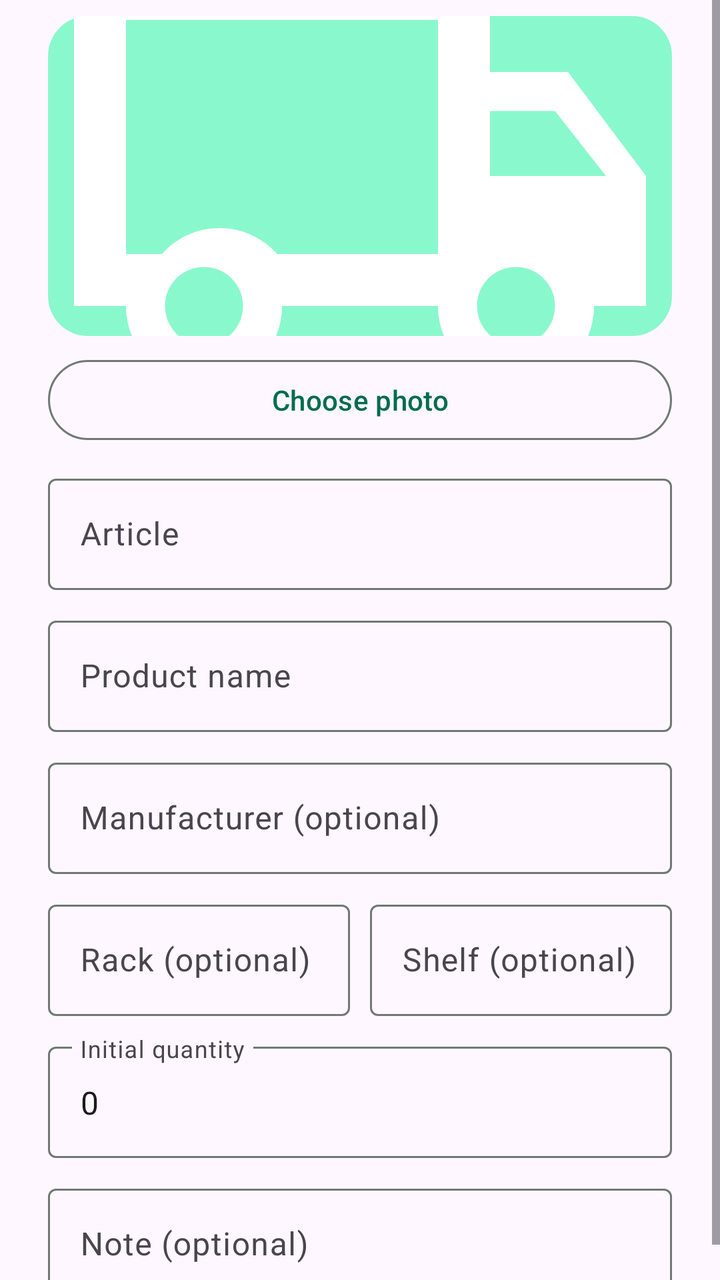
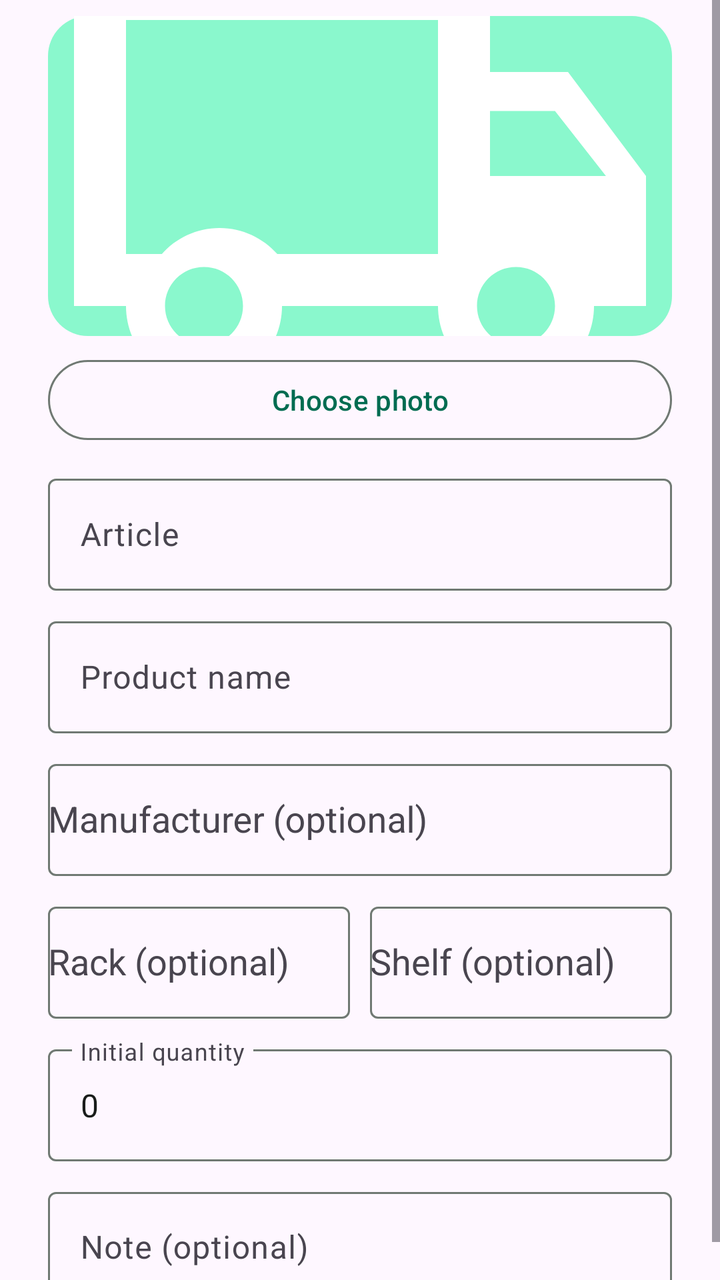

The first picture is an Android layout as it rendered before a commit; the second is the same layout after the commit. The layout source and the unified diff follow.
<!-- AndroidManifest.xml: application theme Theme.StockKeeper -->
<!-- res/layout/dialog_add_product.xml -->
<?xml version="1.0" encoding="utf-8"?>
<ScrollView xmlns:android="http://schemas.android.com/apk/res/android" xmlns:app="http://schemas.android.com/apk/res-auto" android:layout_width="match_parent" android:layout_height="wrap_content">
    <LinearLayout android:layout_width="match_parent" android:layout_height="wrap_content" android:orientation="vertical" android:paddingStart="24dp" android:paddingEnd="24dp" android:paddingTop="8dp" android:paddingBottom="8dp">
        <ImageView
            android:id="@+id/addProductPhoto"
            android:layout_width="match_parent"
            android:layout_height="160dp"
            android:background="@drawable/product_photo_background"
            android:contentDescription="@string/content_product_icon"
            android:scaleType="centerCrop"
            android:src="@drawable/ic_inventory" />
        <com.google.android.material.button.MaterialButton
            android:id="@+id/addProductPhotoButton"
            style="@style/Widget.Material3.Button.OutlinedButton"
            android:layout_width="match_parent"
            android:layout_height="wrap_content"
            android:layout_marginTop="8dp"
            android:layout_marginBottom="10dp"
            android:text="@string/change_photo" />
        <com.google.android.material.textfield.TextInputLayout android:id="@+id/articleLayout" style="@style/Widget.Material3.TextInputLayout.OutlinedBox" android:layout_width="match_parent" android:layout_height="wrap_content" android:hint="@string/article">
            <com.google.android.material.textfield.TextInputEditText android:id="@+id/articleInput" android:layout_width="match_parent" android:layout_height="wrap_content" android:inputType="text" android:maxLines="1" />
        </com.google.android.material.textfield.TextInputLayout>
        <com.google.android.material.textfield.TextInputLayout android:id="@+id/nameLayout" style="@style/Widget.Material3.TextInputLayout.OutlinedBox" android:layout_width="match_parent" android:layout_height="wrap_content" android:layout_marginTop="10dp" android:hint="@string/product_name">
            <com.google.android.material.textfield.TextInputEditText android:id="@+id/nameInput" android:layout_width="match_parent" android:layout_height="wrap_content" android:inputType="textCapSentences" android:maxLines="1" />
        </com.google.android.material.textfield.TextInputLayout>
        <com.google.android.material.textfield.TextInputLayout style="@style/Widget.Material3.TextInputLayout.OutlinedBox" android:layout_width="match_parent" android:layout_height="wrap_content" android:layout_marginTop="10dp" android:hint="@string/manufacturer_optional">
            <com.google.android.material.textfield.TextInputEditText android:id="@+id/manufacturerInput" android:layout_width="match_parent" android:layout_height="wrap_content" android:inputType="textCapWords" android:maxLines="1" />
        </com.google.android.material.textfield.TextInputLayout>
        <LinearLayout android:layout_width="match_parent" android:layout_height="wrap_content" android:layout_marginTop="10dp" android:orientation="horizontal">
            <com.google.android.material.textfield.TextInputLayout style="@style/Widget.Material3.TextInputLayout.OutlinedBox" android:layout_width="0dp" android:layout_height="wrap_content" android:layout_weight="1" android:hint="@string/rack_optional">
                <com.google.android.material.textfield.TextInputEditText android:id="@+id/rackInput" android:layout_width="match_parent" android:layout_height="wrap_content" android:inputType="text" android:maxLines="1" />
            </com.google.android.material.textfield.TextInputLayout>
            <Space android:layout_width="10dp" android:layout_height="1dp" />
            <com.google.android.material.textfield.TextInputLayout style="@style/Widget.Material3.TextInputLayout.OutlinedBox" android:layout_width="0dp" android:layout_height="wrap_content" android:layout_weight="1" android:hint="@string/shelf_optional">
                <com.google.android.material.textfield.TextInputEditText android:id="@+id/shelfInput" android:layout_width="match_parent" android:layout_height="wrap_content" android:inputType="text" android:maxLines="1" />
            </com.google.android.material.textfield.TextInputLayout>
        </LinearLayout>
        <com.google.android.material.textfield.TextInputLayout android:id="@+id/quantityLayout" style="@style/Widget.Material3.TextInputLayout.OutlinedBox" android:layout_width="match_parent" android:layout_height="wrap_content" android:layout_marginTop="10dp" android:hint="@string/initial_quantity">
            <com.google.android.material.textfield.TextInputEditText android:id="@+id/quantityInput" android:layout_width="match_parent" android:layout_height="wrap_content" android:inputType="number" android:maxLines="1" android:text="0" />
        </com.google.android.material.textfield.TextInputLayout>
        <com.google.android.material.textfield.TextInputLayout style="@style/Widget.Material3.TextInputLayout.OutlinedBox" android:layout_width="match_parent" android:layout_height="wrap_content" android:layout_marginTop="10dp" android:hint="@string/note_optional">
            <com.google.android.material.textfield.TextInputEditText android:id="@+id/noteInput" android:layout_width="match_parent" android:layout_height="wrap_content" android:inputType="textCapSentences|textMultiLine" android:maxLines="3" />
        </com.google.android.material.textfield.TextInputLayout>
    </LinearLayout>
</ScrollView>
<!-- resources referenced by this layout -->
<resources>
  <!-- drawable ic_inventory (drawable) -->
  <vector xmlns:android="http://schemas.android.com/apk/res/android" android:width="24dp" android:height="24dp" android:viewportWidth="24" android:viewportHeight="24">
      <path android:fillColor="@android:color/white" android:pathData="M20,8h-3V4H3c-1.1,0 -2,0.9 -2,2v11h2c0,1.66 1.34,3 3,3s3,-1.34 3,-3h6c0,1.66 1.34,3 3,3s3,-1.34 3,-3h2v-5l-3,-4zM6,18.5c-0.83,0 -1.5,-0.67 -1.5,-1.5s0.67,-1.5 1.5,-1.5 1.5,0.67 1.5,1.5 -0.67,1.5 -1.5,1.5zM15,15H8.82c-0.55,-0.61 -1.34,-1 -2.22,-1s-1.68,0.39 -2.22,1H3V6h12v9zM18,18.5c-0.83,0 -1.5,-0.67 -1.5,-1.5s0.67,-1.5 1.5,-1.5 1.5,0.67 1.5,1.5 -0.67,1.5 -1.5,1.5zM17,12V9.5h2.5l1.96,2.5H17z" />
  </vector>
  <!-- drawable product_photo_background (drawable) -->
  <shape xmlns:android="http://schemas.android.com/apk/res/android" android:shape="rectangle">
      <corners android:radius="20dp" />
      <solid android:color="?attr/colorPrimaryContainer" />
  </shape>
  <string name="article">Article</string>
  <string name="change_photo">Choose photo</string>
  <string name="content_product_icon">Product</string>
  <string name="initial_quantity">Initial quantity</string>
  <string name="manufacturer_optional">Manufacturer (optional)</string>
  <string name="note_optional">Note (optional)</string>
  <string name="product_name">Product name</string>
  <string name="rack_optional">Rack (optional)</string>
  <string name="shelf_optional">Shelf (optional)</string>
  <style name="Theme.StockKeeper" parent="Base.Theme.StockKeeper" />
  <style name="Base.Theme.StockKeeper" parent="Theme.Material3.DayNight.NoActionBar">
          <item name="colorPrimary">@color/primary</item>
          <item name="colorOnPrimary">@color/on_primary</item>
          <item name="colorPrimaryContainer">@color/primary_container</item>
          <item name="colorOnPrimaryContainer">@color/on_primary_container</item>
          <item name="colorSecondary">@color/secondary</item>
          <item name="colorSurface">@color/surface</item>
          <item name="colorOnSurface">@color/on_surface</item>
          <item name="colorOutline">@color/outline</item>
          <item name="colorError">@color/error</item>
          <item name="android:windowLightStatusBar">true</item>
      </style>
  <color name="primary">#006C51</color>
  <color name="on_primary">#FFFFFF</color>
  <color name="primary_container">#8AF8CD</color>
  <color name="on_primary_container">#002117</color>
  <color name="secondary">#4C635A</color>
  <color name="surface">#F7FBF7</color>
  <color name="on_surface">#191C1A</color>
  <color name="outline">#707973</color>
  <color name="error">#BA1A1A</color>
</resources>

<!-- the commit's change to res/layout/dialog_add_product.xml (unified diff, before → after) -->
@@ -18,25 +18,25 @@
             android:layout_marginBottom="10dp"
             android:text="@string/change_photo" />
         <com.google.android.material.textfield.TextInputLayout android:id="@+id/articleLayout" style="@style/Widget.Material3.TextInputLayout.OutlinedBox" android:layout_width="match_parent" android:layout_height="wrap_content" android:hint="@string/article">
-            <com.google.android.material.textfield.TextInputEditText android:id="@+id/articleInput" android:layout_width="match_parent" android:layout_height="wrap_content" android:inputType="text" android:maxLines="1" />
+            <com.google.android.material.textfield.TextInputEditText android:id="@+id/articleInput" android:layout_width="match_parent" android:layout_height="56dp" android:gravity="center_vertical" android:inputType="text" android:maxLines="1" />
         </com.google.android.material.textfield.TextInputLayout>
         <com.google.android.material.textfield.TextInputLayout android:id="@+id/nameLayout" style="@style/Widget.Material3.TextInputLayout.OutlinedBox" android:layout_width="match_parent" android:layout_height="wrap_content" android:layout_marginTop="10dp" android:hint="@string/product_name">
-            <com.google.android.material.textfield.TextInputEditText android:id="@+id/nameInput" android:layout_width="match_parent" android:layout_height="wrap_content" android:inputType="textCapSentences" android:maxLines="1" />
+            <com.google.android.material.textfield.TextInputEditText android:id="@+id/nameInput" android:layout_width="match_parent" android:layout_height="56dp" android:gravity="center_vertical" android:inputType="textCapSentences" android:maxLines="1" />
         </com.google.android.material.textfield.TextInputLayout>
         <com.google.android.material.textfield.TextInputLayout style="@style/Widget.Material3.TextInputLayout.OutlinedBox" android:layout_width="match_parent" android:layout_height="wrap_content" android:layout_marginTop="10dp" android:hint="@string/manufacturer_optional">
-            <com.google.android.material.textfield.TextInputEditText android:id="@+id/manufacturerInput" android:layout_width="match_parent" android:layout_height="wrap_content" android:inputType="textCapWords" android:maxLines="1" />
+            <com.google.android.material.textfield.MaterialAutoCompleteTextView android:id="@+id/manufacturerInput" android:layout_width="match_parent" android:layout_height="56dp" android:gravity="center_vertical" android:completionThreshold="0" android:inputType="textCapWords" android:maxLines="1" />
         </com.google.android.material.textfield.TextInputLayout>
         <LinearLayout android:layout_width="match_parent" android:layout_height="wrap_content" android:layout_marginTop="10dp" android:orientation="horizontal">
             <com.google.android.material.textfield.TextInputLayout style="@style/Widget.Material3.TextInputLayout.OutlinedBox" android:layout_width="0dp" android:layout_height="wrap_content" android:layout_weight="1" android:hint="@string/rack_optional">
-                <com.google.android.material.textfield.TextInputEditText android:id="@+id/rackInput" android:layout_width="match_parent" android:layout_height="wrap_content" android:inputType="text" android:maxLines="1" />
+                <com.google.android.material.textfield.MaterialAutoCompleteTextView android:id="@+id/rackInput" android:layout_width="match_parent" android:layout_height="56dp" android:gravity="center_vertical" android:completionThreshold="0" android:inputType="text" android:maxLines="1" />
             </com.google.android.material.textfield.TextInputLayout>
             <Space android:layout_width="10dp" android:layout_height="1dp" />
             <com.google.android.material.textfield.TextInputLayout style="@style/Widget.Material3.TextInputLayout.OutlinedBox" android:layout_width="0dp" android:layout_height="wrap_content" android:layout_weight="1" android:hint="@string/shelf_optional">
-                <com.google.android.material.textfield.TextInputEditText android:id="@+id/shelfInput" android:layout_width="match_parent" android:layout_height="wrap_content" android:inputType="text" android:maxLines="1" />
+                <com.google.android.material.textfield.MaterialAutoCompleteTextView android:id="@+id/shelfInput" android:layout_width="match_parent" android:layout_height="56dp" android:gravity="center_vertical" android:completionThreshold="0" android:inputType="text" android:maxLines="1" />
             </com.google.android.material.textfield.TextInputLayout>
         </LinearLayout>
         <com.google.android.material.textfield.TextInputLayout android:id="@+id/quantityLayout" style="@style/Widget.Material3.TextInputLayout.OutlinedBox" android:layout_width="match_parent" android:layout_height="wrap_content" android:layout_marginTop="10dp" android:hint="@string/initial_quantity">
-            <com.google.android.material.textfield.TextInputEditText android:id="@+id/quantityInput" android:layout_width="match_parent" android:layout_height="wrap_content" android:inputType="number" android:maxLines="1" android:text="0" />
+            <com.google.android.material.textfield.TextInputEditText android:id="@+id/quantityInput" android:layout_width="match_parent" android:layout_height="56dp" android:gravity="center_vertical" android:inputType="number" android:maxLines="1" android:text="0" />
         </com.google.android.material.textfield.TextInputLayout>
         <com.google.android.material.textfield.TextInputLayout style="@style/Widget.Material3.TextInputLayout.OutlinedBox" android:layout_width="match_parent" android:layout_height="wrap_content" android:layout_marginTop="10dp" android:hint="@string/note_optional">
             <com.google.android.material.textfield.TextInputEditText android:id="@+id/noteInput" android:layout_width="match_parent" android:layout_height="wrap_content" android:inputType="textCapSentences|textMultiLine" android:maxLines="3" />
